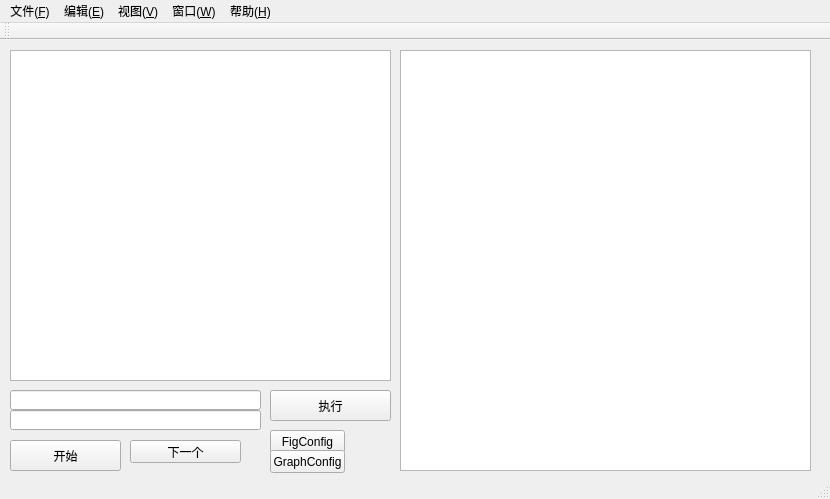
This is FigureItNow7/MainWindow.ui in yuylong/FigureItNow as Qt 5 draws it before an edit. The edited form follows.
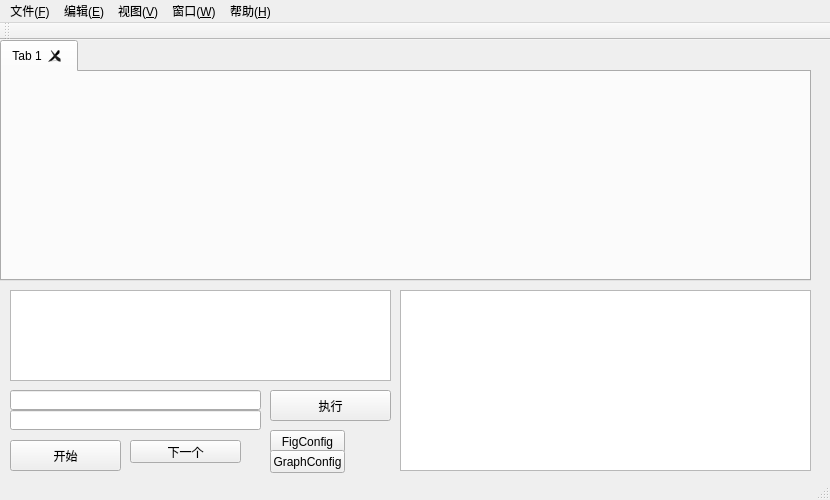
This is the edited form. Custom widgets are drawn as their Qt base class.

Commit message: Add the layout for script editor.

The edit to the form file:
```diff
--- a/FigureItNow7/MainWindow.ui
+++ b/FigureItNow7/MainWindow.ui
@@ -7,7 +7,7 @@
     <x>0</x>
     <y>0</y>
     <width>830</width>
-    <height>499</height>
+    <height>500</height>
    </rect>
   </property>
   <property name="windowTitle">
@@ -64,9 +64,9 @@
     <property name="geometry">
      <rect>
       <x>10</x>
-      <y>10</y>
+      <y>250</y>
       <width>381</width>
-      <height>331</height>
+      <height>91</height>
      </rect>
     </property>
    </widget>
@@ -87,9 +87,9 @@
     <property name="geometry">
      <rect>
       <x>400</x>
-      <y>10</y>
+      <y>250</y>
       <width>411</width>
-      <height>421</height>
+      <height>181</height>
      </rect>
     </property>
    </widget>
@@ -119,6 +119,39 @@
      <string>GraphConfig</string>
     </property>
    </widget>
+   <widget class="QTabWidget" name="tabWidget">
+    <property name="geometry">
+     <rect>
+      <x>0</x>
+      <y>0</y>
+      <width>811</width>
+      <height>241</height>
+     </rect>
+    </property>
+    <property name="sizePolicy">
+     <sizepolicy hsizetype="Expanding" vsizetype="Expanding">
+      <horstretch>1</horstretch>
+      <verstretch>0</verstretch>
+     </sizepolicy>
+    </property>
+    <property name="currentIndex">
+     <number>0</number>
+    </property>
+    <property name="tabsClosable">
+     <bool>true</bool>
+    </property>
+    <widget class="finUiScriptEditor" name="tab">
+     <property name="sizePolicy">
+      <sizepolicy hsizetype="Expanding" vsizetype="Expanding">
+       <horstretch>1</horstretch>
+       <verstretch>0</verstretch>
+      </sizepolicy>
+     </property>
+     <attribute name="title">
+      <string>Tab 1</string>
+     </attribute>
+    </widget>
+   </widget>
   </widget>
   <widget class="QMenuBar" name="menuBar">
    <property name="geometry">
@@ -198,6 +231,14 @@
   </action>
  </widget>
  <layoutdefault spacing="6" margin="11"/>
+ <customwidgets>
+  <customwidget>
+   <class>finUiScriptEditor</class>
+   <extends>QWidget</extends>
+   <header location="global">finUiScriptEditor.h</header>
+   <container>1</container>
+  </customwidget>
+ </customwidgets>
  <resources/>
  <connections/>
 </ui>
```
The commit also changes 1 other file.
